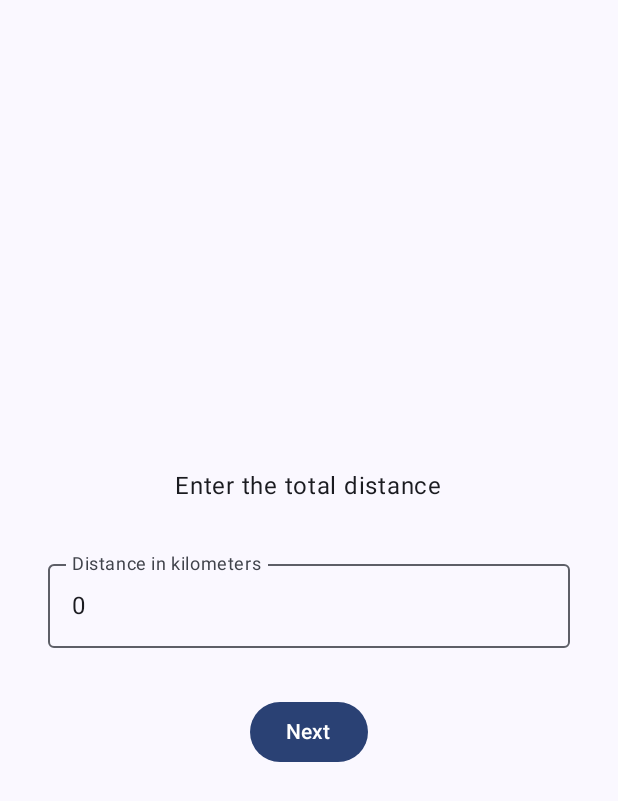
After one commit to AhmedMaad/Banque-Misr-Intern-Projects-2024, an Android app built with Jetpack Compose: the composable DistanceScreen shown on its own in the app's theme, on a phone screen of 412 x 824 dp. The commit adds this screen. Shown: the top 801 px of the screen. Run offline under Robolectric (Android 15) with nearby library versions, the phone set to English and light mode, and no system bars.

Commit message:
Distance Screen UI

```diff
--- /dev/null
+++ b/Trip Calculator/app/src/main/java/com/maad/tripcalculator/DistanceScreen.kt
@@ -0,0 +1,63 @@
+package com.maad.tripcalculator
+
+import androidx.compose.foundation.layout.Arrangement
+import androidx.compose.foundation.layout.Column
+import androidx.compose.foundation.layout.fillMaxSize
+import androidx.compose.foundation.layout.fillMaxWidth
+import androidx.compose.foundation.layout.padding
+import androidx.compose.foundation.text.KeyboardOptions
+import androidx.compose.material3.Button
+import androidx.compose.material3.OutlinedTextField
+import androidx.compose.material3.Text
+import androidx.compose.runtime.Composable
+import androidx.compose.runtime.getValue
+import androidx.compose.runtime.mutableStateOf
+import androidx.compose.runtime.remember
+import androidx.compose.runtime.setValue
+import androidx.compose.ui.Alignment
+import androidx.compose.ui.Modifier
+import androidx.compose.ui.res.stringResource
+import androidx.compose.ui.text.input.KeyboardType
+import androidx.compose.ui.tooling.preview.Preview
+import androidx.compose.ui.unit.dp
+
+@Composable
+fun DistanceScreen(modifier: Modifier = Modifier) {
+    Column(
+        horizontalAlignment = Alignment.CenterHorizontally,
+        verticalArrangement = Arrangement.Center,
+        modifier = modifier.fillMaxSize()
+    ) {
+        Text(text = stringResource(R.string.enter_the_total_distance))
+
+        var distanceField by remember { mutableStateOf("0") }
+        OutlinedTextField(
+            //The value of the text field is set to the "remembered" value
+            value = distanceField,
+            //'it' contains the new value
+            onValueChange = { distanceField = it },
+            label = {
+                Text(text = stringResource(R.string.distance_in_kilometers))
+            },
+            keyboardOptions = KeyboardOptions(keyboardType = KeyboardType.Decimal),
+            modifier = modifier
+                .fillMaxWidth()
+                .padding(all = 32.dp)
+        )
+
+        Button(onClick = {
+            //Navigate to "TimeScreen"
+        }) {
+            Text(text = stringResource(R.string.next))
+        }
+
+
+    }
+}
+
+
+@Preview(showBackground = true)
+@Composable
+fun DistanceScreenPreview() {
+    DistanceScreen()
+}
--- /dev/null
+++ b/Trip Calculator/app/src/main/java/com/maad/tripcalculator/TimeScreen.kt
@@ -0,0 +1 @@
+package com.maad.tripcalculator
--- a/Trip Calculator/app/src/main/res/values/strings.xml
+++ b/Trip Calculator/app/src/main/res/values/strings.xml
@@ -2,4 +2,8 @@
     <string name="app_name">Trip Calculator</string>
     <string name="car">Car</string>
     <string name="road">Road</string>
+    <string name="enter_the_total_distance">Enter the total distance</string>
+    <string name="distance_in_kilometers">Distance in kilometers</string>
+    <string name="start">Start</string>
+    <string name="next">Next</string>
 </resources>
```
Also changed, not shown: Trip Calculator/app/src/main/java/com/maad/tripcalculator/StartScreen.kt (+4 -3 lines).
